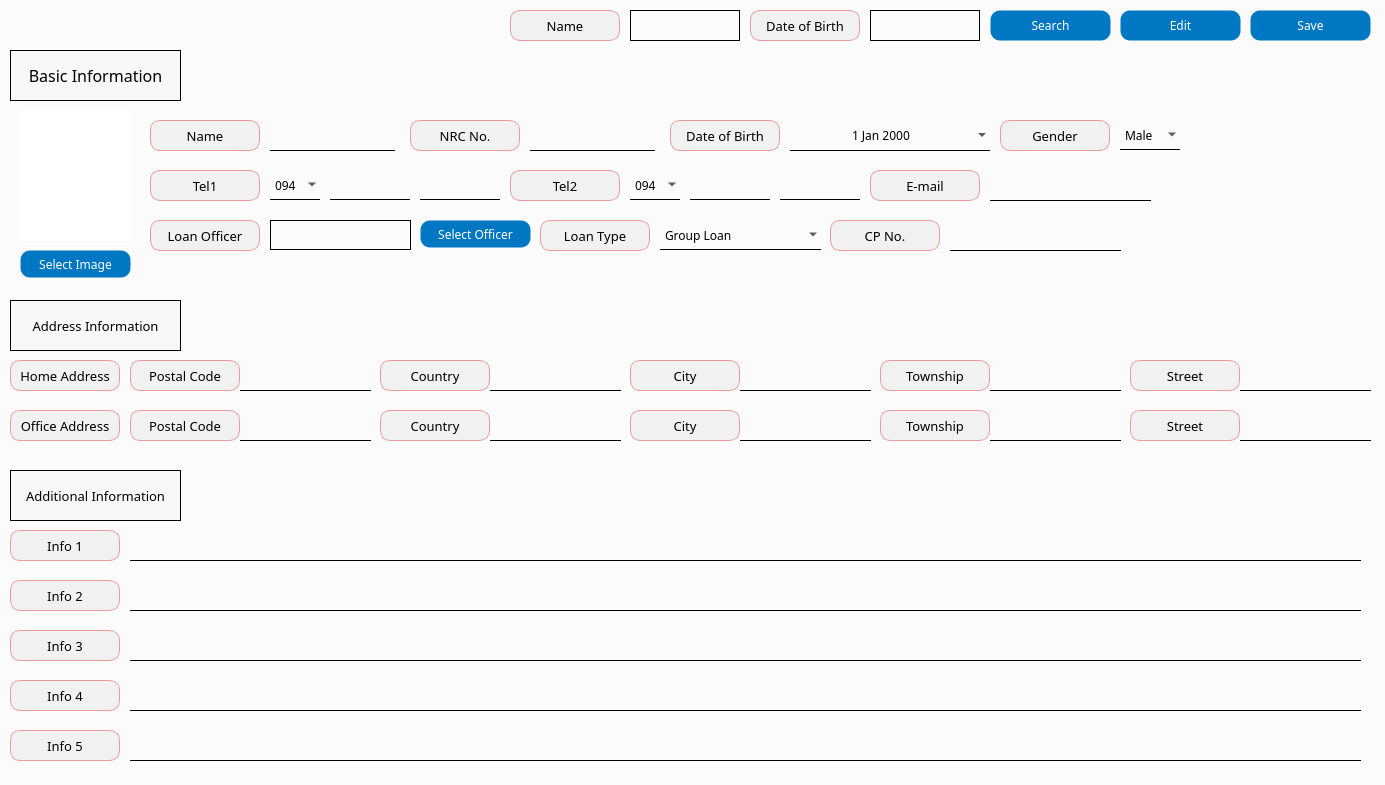
Old version of the form app/src/pages/search/customer.ui in the repository DY-Microfinance-Customer-Management/dymf-algorithm.
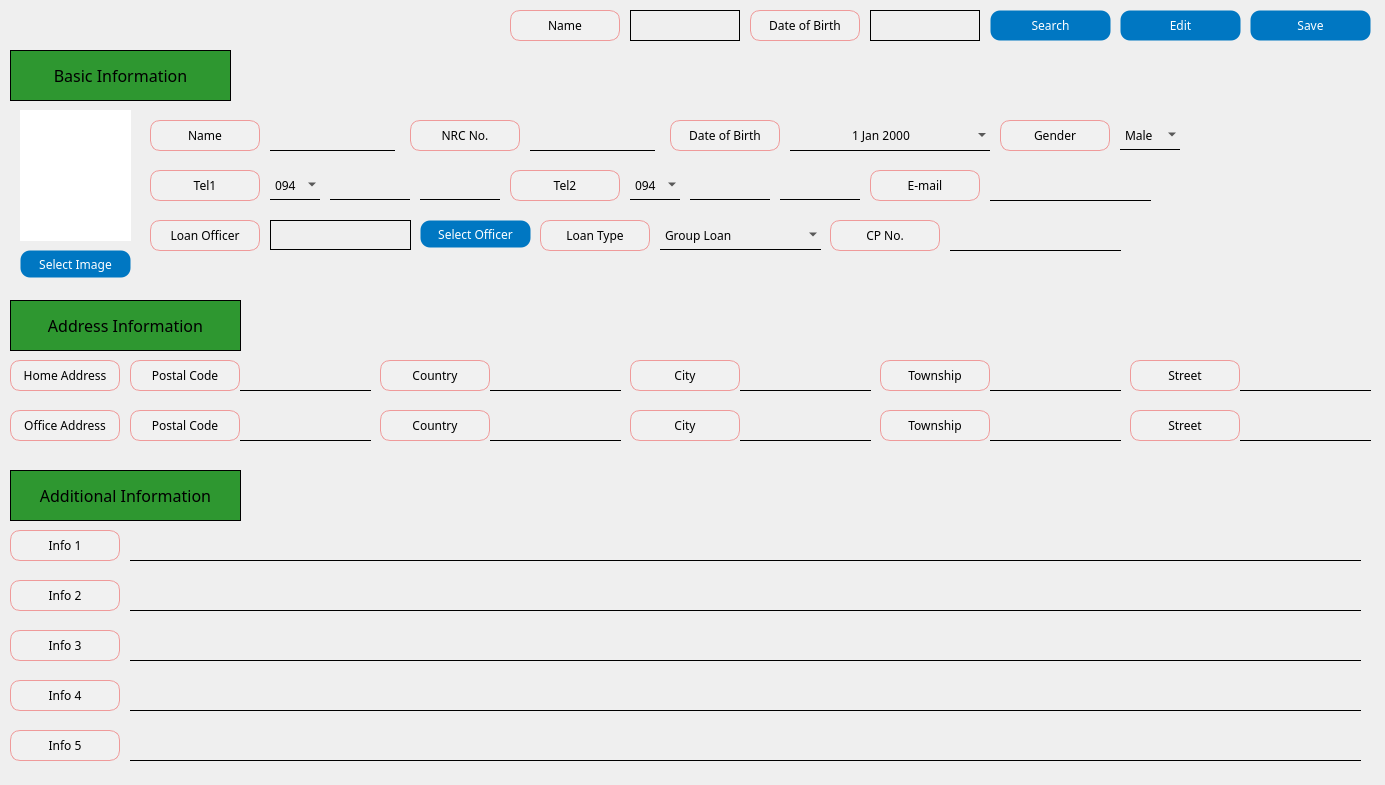
New version of the form.

The edit to the form file:
```diff
--- a/app/src/pages/search/customer.ui
+++ b/app/src/pages/search/customer.ui
@@ -26,7 +26,32 @@
    <string>Customer Management</string>
   </property>
   <property name="styleSheet">
-   <string notr="true">background-color: #fbfbfb;</string>
+   <string notr="true">background-color: #fbfbfb;
+
+QPushButton {
+    background-color: #0077c2;
+    color: white;
+    border: 1px solid transparent;
+    border-radius: 10px;
+    padding: 5px 10px;
+}
+
+QPushButton:hover {
+    border: 1px solid white;
+}
+
+QPushButton:pressed {
+    background-color: #005f9e;
+    padding-top: 6px;
+    padding-bottom: 4px;
+}
+
+QPushButton:disabled {
+    background-color: lightgray;
+    color: gray;
+    border: 1px solid gray;
+}
+</string>
   </property>
   <widget class="QWidget" name="centralwidget">
    <property name="minimumSize">
@@ -400,7 +425,7 @@
     <property name="font">
      <font>
       <family>Arial Black</family>
-      <pointsize>10</pointsize>
+      <pointsize>9</pointsize>
      </font>
     </property>
     <property name="styleSheet">
@@ -473,7 +498,7 @@
     <property name="font">
      <font>
       <family>Arial Black</family>
-      <pointsize>10</pointsize>
+      <pointsize>9</pointsize>
      </font>
     </property>
     <property name="styleSheet">
@@ -515,7 +540,7 @@
     <property name="font">
      <font>
       <family>Arial Black</family>
-      <pointsize>10</pointsize>
+      <pointsize>9</pointsize>
      </font>
     </property>
     <property name="styleSheet">
@@ -557,7 +582,7 @@
     <property name="font">
      <font>
       <family>Arial Black</family>
-      <pointsize>10</pointsize>
+      <pointsize>9</pointsize>
      </font>
     </property>
     <property name="styleSheet">
@@ -630,7 +655,7 @@
     <property name="font">
      <font>
       <family>Arial Black</family>
-      <pointsize>10</pointsize>
+      <pointsize>9</pointsize>
      </font>
     </property>
     <property name="styleSheet">
@@ -747,7 +772,7 @@
     <property name="font">
      <font>
       <family>Arial Black</family>
-      <pointsize>10</pointsize>
+      <pointsize>9</pointsize>
      </font>
     </property>
     <property name="styleSheet">
@@ -789,7 +814,7 @@
     <property name="font">
      <font>
       <family>Arial Black</family>
-      <pointsize>10</pointsize>
+      <pointsize>9</pointsize>
      </font>
     </property>
     <property name="styleSheet">
@@ -889,7 +914,7 @@
     <property name="font">
      <font>
       <family>Arial Black</family>
-      <pointsize>10</pointsize>
+      <pointsize>9</pointsize>
      </font>
     </property>
     <property name="styleSheet">
@@ -962,7 +987,7 @@
     <property name="font">
      <font>
       <family>Arial Black</family>
-      <pointsize>10</pointsize>
+      <pointsize>9</pointsize>
      </font>
     </property>
     <property name="styleSheet">
@@ -1004,7 +1029,7 @@
     <property name="font">
      <font>
       <family>Arial Black</family>
-      <pointsize>10</pointsize>
+      <pointsize>9</pointsize>
      </font>
     </property>
     <property name="styleSheet">
@@ -1139,7 +1164,7 @@
     <property name="font">
      <font>
       <family>Arial Black</family>
-      <pointsize>10</pointsize>
+      <pointsize>9</pointsize>
      </font>
     </property>
     <property name="styleSheet">
@@ -1181,7 +1206,7 @@
     <property name="font">
      <font>
       <family>Arial Black</family>
-      <pointsize>10</pointsize>
+      <pointsize>9</pointsize>
      </font>
     </property>
     <property name="styleSheet">
@@ -1223,7 +1248,7 @@
     <property name="font">
      <font>
       <family>Arial Black</family>
-      <pointsize>10</pointsize>
+      <pointsize>9</pointsize>
      </font>
     </property>
     <property name="styleSheet">
@@ -1296,7 +1321,7 @@
     <property name="font">
      <font>
       <family>Arial Black</family>
-      <pointsize>10</pointsize>
+      <pointsize>9</pointsize>
      </font>
     </property>
     <property name="styleSheet">
@@ -1338,7 +1363,7 @@
     <property name="font">
      <font>
       <family>Arial Black</family>
-      <pointsize>10</pointsize>
+      <pointsize>9</pointsize>
      </font>
     </property>
     <property name="styleSheet">
@@ -1380,7 +1405,7 @@
     <property name="font">
      <font>
       <family>Arial Black</family>
-      <pointsize>10</pointsize>
+      <pointsize>9</pointsize>
      </font>
     </property>
     <property name="styleSheet">
@@ -1453,7 +1478,7 @@
     <property name="font">
      <font>
       <family>Arial Black</family>
-      <pointsize>10</pointsize>
+      <pointsize>9</pointsize>
      </font>
     </property>
     <property name="styleSheet">
@@ -1539,7 +1564,7 @@
     <property name="font">
      <font>
       <family>Arial Black</family>
-      <pointsize>10</pointsize>
+      <pointsize>9</pointsize>
      </font>
     </property>
     <property name="styleSheet">
@@ -1581,7 +1606,7 @@
     <property name="font">
      <font>
       <family>Arial Black</family>
-      <pointsize>10</pointsize>
+      <pointsize>9</pointsize>
      </font>
     </property>
     <property name="styleSheet">
@@ -1685,7 +1710,7 @@
     <property name="font">
      <font>
       <family>Arial Black</family>
-      <pointsize>10</pointsize>
+      <pointsize>9</pointsize>
      </font>
     </property>
     <property name="styleSheet">
@@ -1867,7 +1892,7 @@
     <property name="font">
      <font>
       <family>Arial Black</family>
-      <pointsize>10</pointsize>
+      <pointsize>9</pointsize>
      </font>
     </property>
     <property name="styleSheet">
@@ -1909,7 +1934,7 @@
     <property name="font">
      <font>
       <family>Arial Black</family>
-      <pointsize>10</pointsize>
+      <pointsize>9</pointsize>
      </font>
     </property>
     <property name="styleSheet">
@@ -1982,7 +2007,7 @@
     <property name="font">
      <font>
       <family>Arial Black</family>
-      <pointsize>10</pointsize>
+      <pointsize>9</pointsize>
      </font>
     </property>
     <property name="styleSheet">
@@ -2058,7 +2083,7 @@
     <property name="font">
      <font>
       <family>Arial Black</family>
-      <pointsize>10</pointsize>
+      <pointsize>9</pointsize>
      </font>
     </property>
     <property name="styleSheet">
@@ -2100,7 +2125,7 @@
     <property name="font">
      <font>
       <family>Arial Black</family>
-      <pointsize>10</pointsize>
+      <pointsize>9</pointsize>
      </font>
     </property>
     <property name="styleSheet">
@@ -2195,7 +2220,7 @@
     <property name="font">
      <font>
       <family>Arial Black</family>
-      <pointsize>10</pointsize>
+      <pointsize>9</pointsize>
      </font>
     </property>
     <property name="styleSheet">
@@ -2339,7 +2364,7 @@
     <property name="font">
      <font>
       <family>Arial Black</family>
-      <pointsize>10</pointsize>
+      <pointsize>9</pointsize>
      </font>
     </property>
     <property name="styleSheet">
@@ -2643,7 +2668,7 @@
     <property name="font">
      <font>
       <family>Arial Black</family>
-      <pointsize>10</pointsize>
+      <pointsize>9</pointsize>
      </font>
     </property>
     <property name="styleSheet">
@@ -2685,7 +2710,7 @@
     <property name="font">
      <font>
       <family>Arial Black</family>
-      <pointsize>10</pointsize>
+      <pointsize>9</pointsize>
      </font>
     </property>
     <property name="styleSheet">
@@ -2708,7 +2733,7 @@
      <rect>
       <x>10</x>
       <y>50</y>
-      <width>171</width>
+      <width>221</width>
       <height>51</height>
      </rect>
     </property>
@@ -2719,7 +2744,7 @@
      </font>
     </property>
     <property name="styleSheet">
-     <string notr="true">background-color:rgb(247, 247, 247)</string>
+     <string notr="true">background-color: #2e9730;</string>
     </property>
     <property name="frameShape">
      <enum>QFrame::Box</enum>
@@ -2736,18 +2761,18 @@
      <rect>
       <x>10</x>
       <y>300</y>
-      <width>171</width>
+      <width>231</width>
       <height>51</height>
      </rect>
     </property>
     <property name="font">
      <font>
       <family>Arial Black</family>
-      <pointsize>10</pointsize>
+      <pointsize>12</pointsize>
      </font>
     </property>
     <property name="styleSheet">
-     <string notr="true">background-color:rgb(247, 247, 247)</string>
+     <string notr="true">background-color: #2e9730;</string>
     </property>
     <property name="frameShape">
      <enum>QFrame::Box</enum>
@@ -2764,18 +2789,18 @@
      <rect>
       <x>10</x>
       <y>470</y>
-      <width>171</width>
+      <width>231</width>
       <height>51</height>
      </rect>
     </property>
     <property name="font">
      <font>
       <family>Arial Black</family>
-      <pointsize>10</pointsize>
+      <pointsize>12</pointsize>
      </font>
     </property>
     <property name="styleSheet">
-     <string notr="true">background-color:rgb(247, 247, 247)</string>
+     <string notr="true">background-color: #2e9730;</string>
     </property>
     <property name="frameShape">
      <enum>QFrame::Box</enum>
```
Left out of the diff: 5 changed lines with no effect on the pictures.
